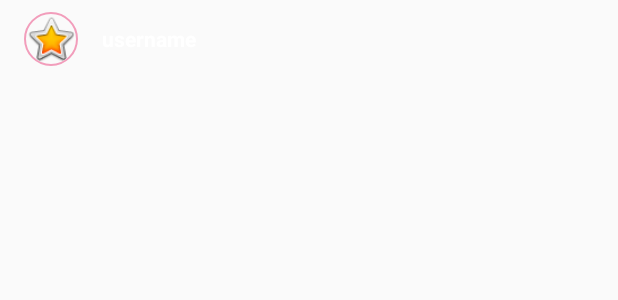
After one commit to hahpuc/SocialNetAndroid, an Android app: the layout user_info_row.xml on its own in the app's theme, with its tools: preview values and no code run, on a phone screen of 412 x 824 dp. The commit adds this screen. Shown: the top 300 px of the screen. Run offline under Robolectric (Android 15) with nearby library versions, the phone set to English and light mode, and no system bars.

Commit message:
Màn hình Search: Search được các user

```diff
--- a/app/src/main/java/com/example/socialproject/VerticalSpaceItemDecoration.kt
+++ b/app/src/main/java/com/example/socialproject/Helper/VerticalSpaceItemDecoration.kt
@@ -1,4 +1,4 @@
-package com.example.socialproject
+package com.example.socialproject.Helper
 
 import android.graphics.Rect
 import android.view.View
--- a/app/src/main/java/com/example/socialproject/ViewController/ManHinhTinNhan/ManHinhTinNhanAdapter.kt
+++ b/app/src/main/java/com/example/socialproject/ViewController/ManHinhTinNhan/ManHinhTinNhanAdapter.kt
@@ -1,5 +1,6 @@
 package com.example.socialproject.ViewController.ManHinhTinNhan
 
+import android.content.Intent
 import android.util.Log
 import android.view.LayoutInflater
 import android.view.View
@@ -11,6 +12,7 @@ import androidx.recyclerview.widget.RecyclerView
 import com.example.socialproject.Model.ChatMessage
 import com.example.socialproject.Model.User
 import com.example.socialproject.R
+import com.example.socialproject.ViewController.ManHinhUser.EditProfile
 import com.example.socialproject.ViewController.ManHinhUser.ManHinhUserAdapter
 import com.example.socialproject.ViewController.ManHinhUser.statusViewHolder
 import com.example.socialproject.ViewController.ManHinhUser.userHeaderViewHolder
@@ -75,7 +77,9 @@ class searchViewHolder(itemView: View) :RecyclerView.ViewHolder(itemView) {
 
     init {
         searchButton.setOnClickListener {
-            Log.d("ManHinhTinNhan", "Tien hanh search account")
+//            Log.d("ManHinhTinNhan", "Tien hanh search account")
+            val intent = Intent(itemView.context, ManHinhSearchAccount::class.java)
+            itemView.context.startActivity(intent)
         }
     }
 }
--- /dev/null
+++ b/app/src/main/res/layout/user_info_row.xml
@@ -0,0 +1,38 @@
+<?xml version="1.0" encoding="utf-8"?>
+<androidx.constraintlayout.widget.ConstraintLayout
+    xmlns:android="http://schemas.android.com/apk/res/android"
+    xmlns:app="http://schemas.android.com/apk/res-auto"
+    xmlns:tools="http://schemas.android.com/tools"
+    android:layout_width="match_parent"
+    android:layout_height="wrap_content"
+    android:paddingBottom="8dp">
+
+    <de.hdodenhof.circleimageview.CircleImageView
+        android:id="@+id/user_item_profile_image"
+        android:layout_width="36dp"
+        android:layout_height="36dp"
+        android:layout_marginStart="16dp"
+        android:layout_marginLeft="16dp"
+        android:layout_marginTop="8dp"
+        app:civ_border_color="#F29DBB"
+        app:civ_border_width="1dp"
+        app:layout_constraintStart_toStartOf="parent"
+        app:layout_constraintTop_toTopOf="parent"
+        app:srcCompat="@android:drawable/btn_star_big_on" />
+
+    <TextView
+        android:id="@+id/user_item_username"
+        android:layout_width="0dp"
+        android:layout_height="wrap_content"
+        android:layout_marginStart="16dp"
+        android:layout_marginLeft="16dp"
+        android:layout_marginTop="16dp"
+        android:layout_marginEnd="16dp"
+        android:layout_marginRight="16dp"
+        android:text="username"
+        android:textColor="@android:color/white"
+        android:textStyle="bold"
+        app:layout_constraintEnd_toEndOf="parent"
+        app:layout_constraintStart_toEndOf="@+id/user_item_profile_image"
+        app:layout_constraintTop_toTopOf="parent" />
+</androidx.constraintlayout.widget.ConstraintLayout>
```
Also changed, not shown: app/src/main/AndroidManifest.xml (+6 -5 lines), app/src/main/java/com/example/socialproject/ViewController/ManHinhChinh/ManHinhChinh.kt (+6 -2 lines), app/src/main/java/com/example/socialproject/ViewController/ManHinhTinNhan/ManHinhSearchAccount.kt (added, +82 -0 lines), app/src/main/java/com/example/socialproject/ViewController/ManHinhTinNhan/ManHinhTinNhan.kt (+6 -4 lines), app/src/main/java/com/example/socialproject/ViewController/ManHinhUser/ManHinhUser.kt (+6 -2 lines), app/src/main/res/layout/activity_man_hinh_search_account.xml (added, +70 -0 lines).
